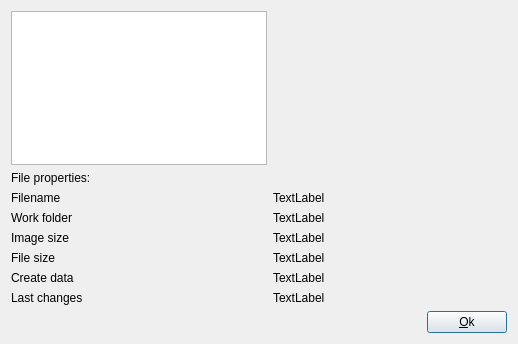
Above: properties.ui from abodnyaUA/qimageviewer before the change. Below: the same form after it.
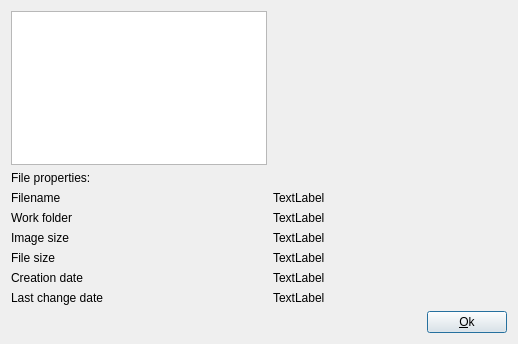
That is the form after the change. Icons and pictures are not drawn.

```diff
--- a/properties.ui
+++ b/properties.ui
@@ -103,7 +103,7 @@
         <locale language="English" country="UnitedStates"/>
        </property>
        <property name="text">
-        <string>Create data</string>
+        <string>Creation date</string>
        </property>
       </widget>
      </item>
@@ -120,7 +120,7 @@
         <locale language="English" country="UnitedStates"/>
        </property>
        <property name="text">
-        <string>Last changes</string>
+        <string>Last change date</string>
        </property>
       </widget>
      </item>
```
